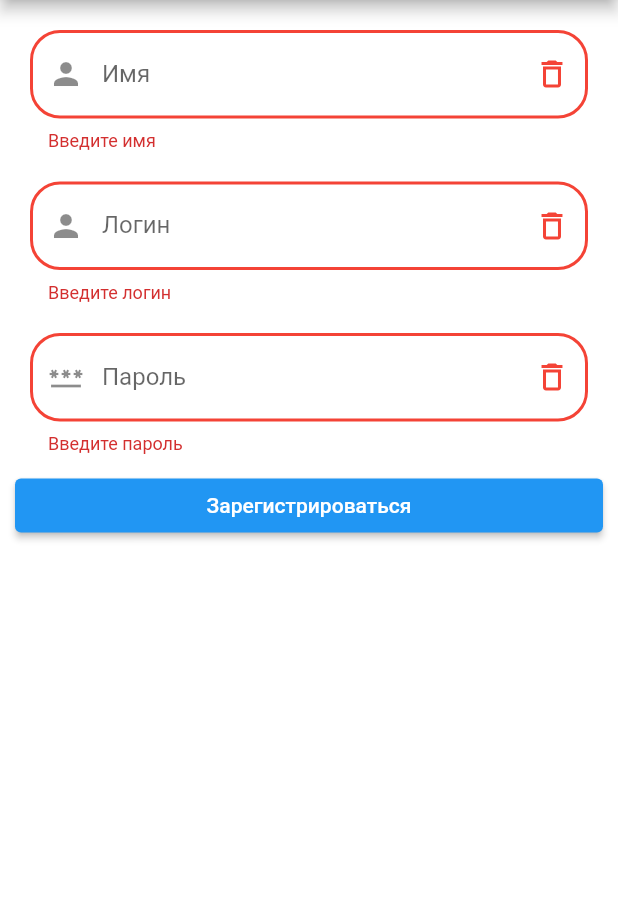
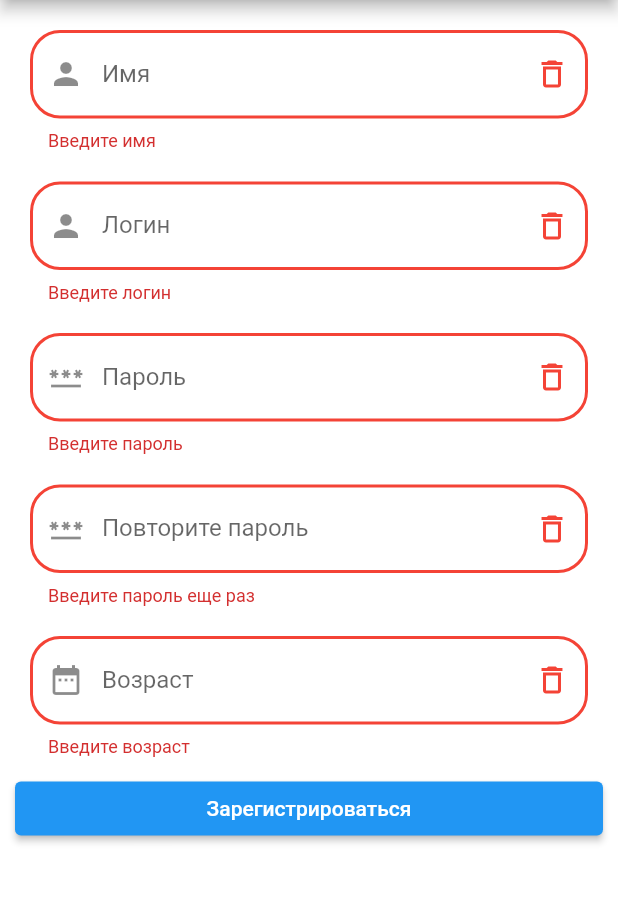
Before and after one commit to KodKio/book_scanner, a Flutter app: the RegisterPage screen opened by its route, after a tap on "Зарегистрироваться", on a phone screen of 412 x 824 dp, the part 84-988 px from its top. Run offline on Flutter 3.47's test engine with Material 2 defaults, Android fonts, the phone set to English and light mode, and no system bars; our stand-ins replace shared_preferences; missing offline and left inert: postgres, scan; accounts and stored records are empty.

```diff
--- a/lib/login_page.dart
+++ b/lib/login_page.dart
@@ -35,7 +35,7 @@ class _LoginPageState extends State<LoginPage> {
     final logined = prefs.getBool(loginedKey);
     setState(() {
       if (logined != null) {
-        _logined = logined!;
+        _logined = logined;
       }
     });
   }
@@ -50,6 +50,7 @@ class _LoginPageState extends State<LoginPage> {
         prefs.setString(usernameKey, user[0]["books_accounts"]!["name"]);
         prefs.setString(loginKey, user[0]["books_accounts"]!["login"]);
         prefs.setString(passwordKey, user[0]["books_accounts"]!["password"]);
+        prefs.setInt(ageKey, user[0]["books_accounts"]!["age"]);
         prefs.setBool(loginedKey, true);
         Navigator.of(context).pop();
       } else {
--- a/lib/register_page.dart
+++ b/lib/register_page.dart
@@ -1,7 +1,5 @@
 import 'package:flutter/material.dart';
-import 'package:book_scanner/main.dart';
 import 'package:book_scanner/database.dart';
-import 'package:shared_preferences/shared_preferences.dart';
 
 class RegisterPage extends StatefulWidget {
   const RegisterPage({super.key});
@@ -17,7 +15,9 @@ class _RegisterPageState extends State<RegisterPage> {
   final GlobalKey<FormState> _formKey = GlobalKey<FormState>();
   TextEditingController loginController = TextEditingController();
   TextEditingController passwordController = TextEditingController();
+  TextEditingController secondPasswordController = TextEditingController();
   TextEditingController usernameController = TextEditingController();
+  TextEditingController ageController = TextEditingController();
   AppDatabase db = AppDatabase();
 
   Future<void> _registerUser() async {
@@ -25,7 +25,8 @@ class _RegisterPageState extends State<RegisterPage> {
       String login = loginController.text;
       String password = passwordController.text;
       String username = usernameController.text;
-      String user = await db.registerUser(username, login, password);
+      int age = int.parse(ageController.text);
+      String user = await db.registerUser(username, login, password, age);
       if (user != "reg") {
         await _showDialogAlert("Такой пользователь уже есть, попробуйте другой логин");
         return;
@@ -182,6 +183,89 @@ class _RegisterPageState extends State<RegisterPage> {
       ),
     );
 
+    final secondPasswordField = Padding(
+      padding: const EdgeInsets.all(10.0),
+      child: TextFormField(
+        controller: secondPasswordController,
+        validator: (value) {
+          if (value!.isEmpty) {
+            return "Введите пароль еще раз";
+          } else if (value != passwordController.text) {
+            return 'Пароли не совпадают';
+          }
+          return null;
+        },
+        decoration: InputDecoration(
+          labelText: 'Повторите пароль',
+          hintText: "Повторите пароль",
+          prefixIcon: const Icon(Icons.password),
+          suffixIcon: IconButton(
+            icon: const Icon(Icons.delete_outline),
+            color: Colors.red,
+            onPressed: () => { secondPasswordController.clear() },
+          ),
+          enabledBorder: const OutlineInputBorder(
+            borderRadius: BorderRadius.all(Radius.circular(20.0)),
+            borderSide: BorderSide(color: Colors.black, width: 2.0),
+          ),
+          focusedBorder: const OutlineInputBorder(
+            borderRadius: BorderRadius.all(Radius.circular(20.0)),
+            borderSide: BorderSide(color: Colors.blue, width: 2.0),
+          ),
+          errorBorder: const OutlineInputBorder(
+            borderRadius: BorderRadius.all(Radius.circular(20.0)),
+            borderSide: BorderSide(color: Colors.red, width: 2.0),
+          ),
+          focusedErrorBorder: const OutlineInputBorder(
+            borderRadius: BorderRadius.all(Radius.circular(20.0)),
+            borderSide:
+            BorderSide(color: Colors.deepOrangeAccent, width: 2.0),
+          ),
+        ),
+      ),
+    );
+
+    final ageField = Padding(
+      padding: const EdgeInsets.all(10.0),
+      child: TextFormField(
+        controller: ageController,
+        validator: (value) {
+          if (value!.isEmpty) {
+            return 'Введите возраст';
+          }
+          return null;
+        },
+        keyboardType: TextInputType.number,
+        decoration: InputDecoration(
+          labelText: 'Возраст',
+          hintText: "Возраст",
+          prefixIcon: const Icon(Icons.date_range),
+          suffixIcon: IconButton(
+            icon: const Icon(Icons.delete_outline),
+            color: Colors.red,
+            onPressed: () => { ageController.clear() },
+          ),
+          enabledBorder: const OutlineInputBorder(
+            borderRadius: BorderRadius.all(Radius.circular(20.0)),
+            borderSide: BorderSide(color: Colors.black, width: 2.0),
+          ),
+          focusedBorder: const OutlineInputBorder(
+            borderRadius: BorderRadius.all(Radius.circular(20.0)),
+            borderSide: BorderSide(color: Colors.blue, width: 2.0),
+          ),
+          errorBorder: const OutlineInputBorder(
+            borderRadius: BorderRadius.all(Radius.circular(20.0)),
+            borderSide: BorderSide(color: Colors.red, width: 2.0),
+          ),
+          focusedErrorBorder: const OutlineInputBorder(
+            borderRadius: BorderRadius.all(Radius.circular(20.0)),
+            borderSide:
+            BorderSide(color: Colors.deepOrangeAccent, width: 2.0),
+          ),
+        ),
+      ),
+    );
+
     final singUpButton = ElevatedButton(
       onPressed: _registerUser,
       child: const Text("Зарегистрироваться"),
@@ -201,6 +285,8 @@ class _RegisterPageState extends State<RegisterPage> {
               usernameField,
               loginField,
               passwordField,
+              secondPasswordField,
+              ageField,
               singUpButton,
             ],
           ),
```
Also changed, not shown: lib/add_book_page.dart (renamed from lib/add_page.dart, +4 -5 lines), lib/database.dart (+9 -8 lines), lib/main.dart (+4 -3 lines), lib/my_reviews_page.dart (+2 -29 lines), lib/reviews_page.dart (+16 -9 lines), lib/structures.dart (+4 -6 lines).
